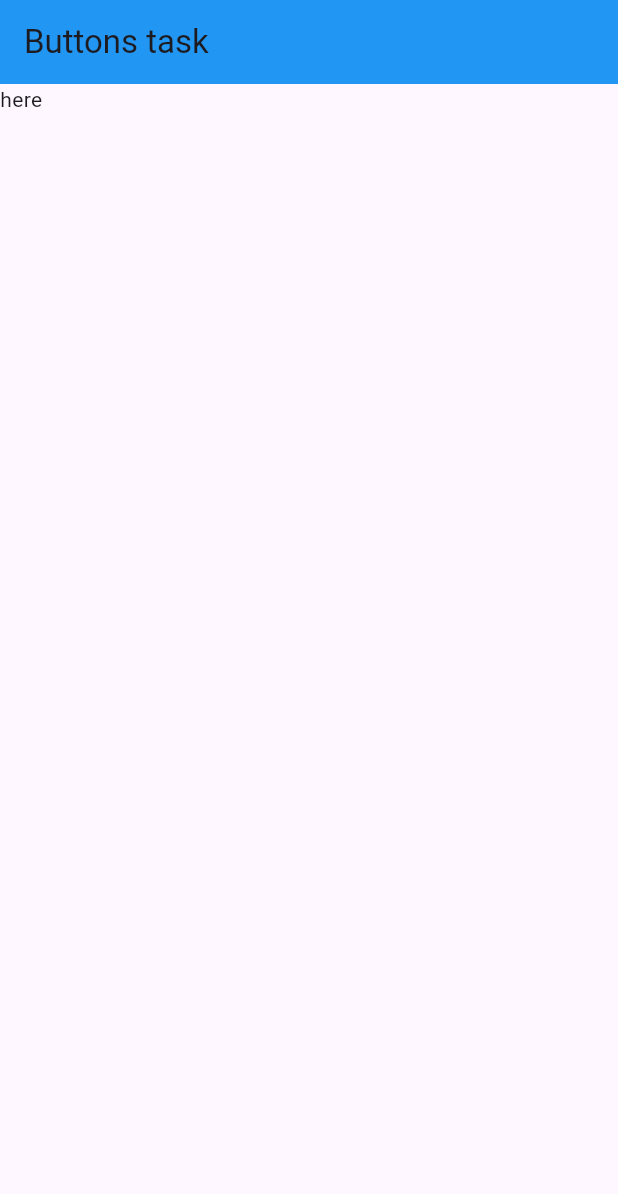
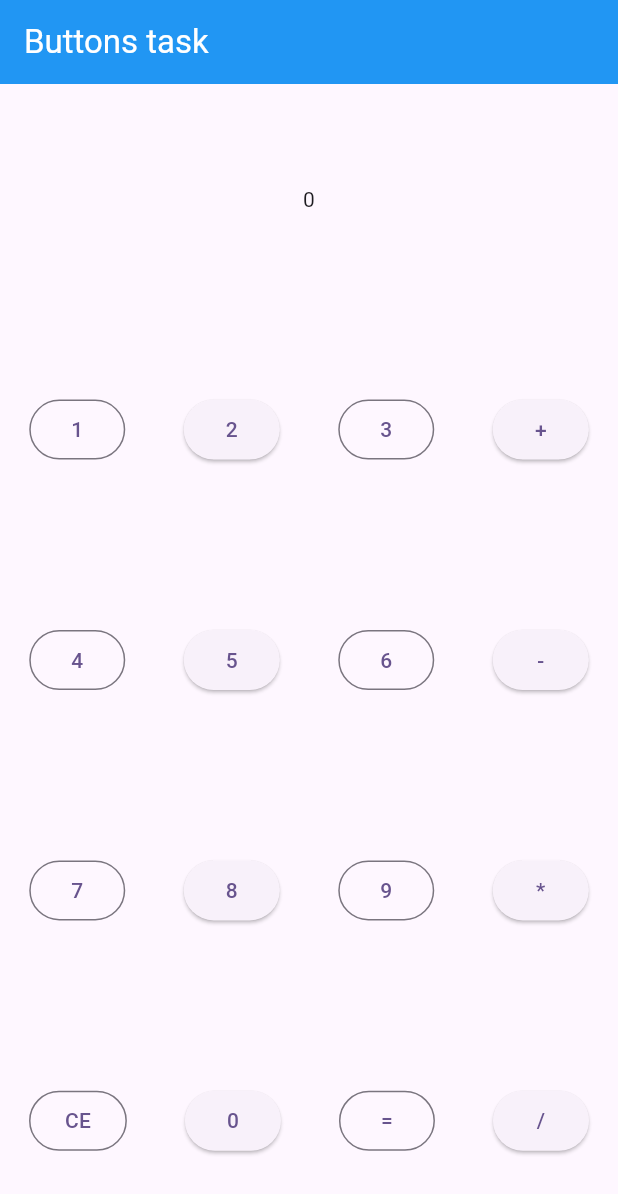
Before and after one commit to quiquex222333/flutter_button_task, a Flutter app: the screen it shows after launch, on a phone screen of 412 x 824 dp. Shown: the top 1194 px of the screen. Run offline on Flutter 3.47's test engine with Material 2 defaults, Android fonts, the phone set to English and light mode, and no system bars.

```diff
--- a/lib/app.dart
+++ b/lib/app.dart
@@ -1,4 +1,4 @@
-import 'package:button_task/ui/screems/home.dart';
+import 'package:button_task/ui/screens/home.dart';
 import 'package:flutter/material.dart';
 
 
--- a/lib/ui/screems/home.dart
+++ b/lib/ui/screens/home.dart
@@ -1,3 +1,4 @@
+import 'package:button_task/ui/widgets/body.dart';
 import 'package:flutter/material.dart';
 
 class Home extends StatelessWidget {
@@ -7,10 +8,10 @@ class Home extends StatelessWidget {
   Widget build(BuildContext context) {
     return Scaffold(
       appBar: AppBar(
-        title: const Text("Buttons task"),
+        title: const Text("Buttons task", style: TextStyle(color: Colors.white),),
         backgroundColor: Colors.blue,
       ),
-      body: const Text("here"),
+      body: const Body(),
     );
   }
 }
--- /dev/null
+++ b/lib/ui/widgets/body.dart
@@ -0,0 +1,132 @@
+import 'package:flutter/material.dart';
+
+class Body extends StatefulWidget {
+  const Body({super.key});
+
+  @override
+  State<Body> createState() => _BodyState();
+}
+
+class _BodyState extends State<Body> {
+
+  List<int> numbers = [];
+  int result = 0;
+
+  void addToList(int value){
+    numbers.add(value);
+    print("object $value, $numbers");
+  }
+
+  void emptyValidation(){
+    if (numbers.length == 0) {
+      numbers.add(0);
+    }
+  }
+
+  void sum() {
+    emptyValidation();
+    int suma = numbers.reduce((a, b) => a + b);
+    numbers.clear();
+    numbers.add(suma);
+    print(numbers);
+  }
+
+  void res() {
+    emptyValidation();
+    int suma = numbers.reduce((a, b) => a - b);
+    numbers.clear();
+    numbers.add(suma);
+    print(numbers);
+  }
+
+  void mul() {
+    emptyValidation();
+    int suma = numbers.reduce((a, b) => a * b);
+    numbers.clear();
+    numbers.add(suma);
+    print(numbers);
+  }
+
+  void div() {
+    emptyValidation();
+    int suma;
+    try {
+      suma = numbers.reduce((a, b) => a ~/ b);
+    } on IntegerDivisionByZeroException {
+      suma = 0;
+    }
+    numbers.clear();
+    numbers.add(suma);
+    print(numbers);
+  }
+
+  void clear(){
+    numbers.clear();
+    print(numbers);
+  }
+
+  void results(){
+    emptyValidation();
+    setState(() {
+      result = numbers[0];
+      numbers.clear();
+    });
+  }
+
+  @override
+  Widget build(BuildContext context) {
+    return SafeArea(
+      child: Column(
+        mainAxisAlignment: MainAxisAlignment.spaceAround,
+        crossAxisAlignment: CrossAxisAlignment.stretch,
+        children: [
+          Expanded(child: Center(child: Text("$result"))),
+          Expanded(
+            child: Row(
+              mainAxisAlignment:  MainAxisAlignment.spaceAround,
+              children: [
+                OutlinedButton(onPressed: () => addToList(1), child: Text("1")),
+                ElevatedButton(onPressed: () => addToList(2), child: Text("2")),
+                OutlinedButton(onPressed: () => addToList(3), child: Text("3")),
+                ElevatedButton(onPressed: sum, child: Text("+")),
+              ],
+            ),
+          ),
+          Expanded(
+            child: Row(
+              mainAxisAlignment:  MainAxisAlignment.spaceAround,
+              children: [
+                OutlinedButton(onPressed: () => addToList(4), child: Text("4")),
+                ElevatedButton(onPressed: () => addToList(5), child: Text("5")),
+                OutlinedButton(onPressed: () => addToList(6), child: Text("6")),
+                ElevatedButton(onPressed: res, child: Text("-")),
+              ],
+            ),
+          ),
+          Expanded(
+            child: Row(
+              mainAxisAlignment:  MainAxisAlignment.spaceAround,
+              children: [
+                OutlinedButton(onPressed: () => addToList(7), child: Text("7")),
+                ElevatedButton(onPressed: () => addToList(8), child: Text("8")),
+                OutlinedButton(onPressed: () => addToList(9), child: Text("9")),
+                ElevatedButton(onPressed: mul, child: Text("*")),
+              ],
+            ),
+          ),
+          Expanded(
+            child: Row(
+              mainAxisAlignment:  MainAxisAlignment.spaceAround,
+              children: [
+                OutlinedButton(onPressed: clear, child: Text("CE")),
+                ElevatedButton(onPressed: () => addToList(0), child: Text("0")),
+                OutlinedButton(onPressed: results, child: Text("=")),
+                ElevatedButton(onPressed: div, child: Text("/")),
+              ],
+            ),
+          ),
+        ],
+      )
+    );
+  }
+}
```
